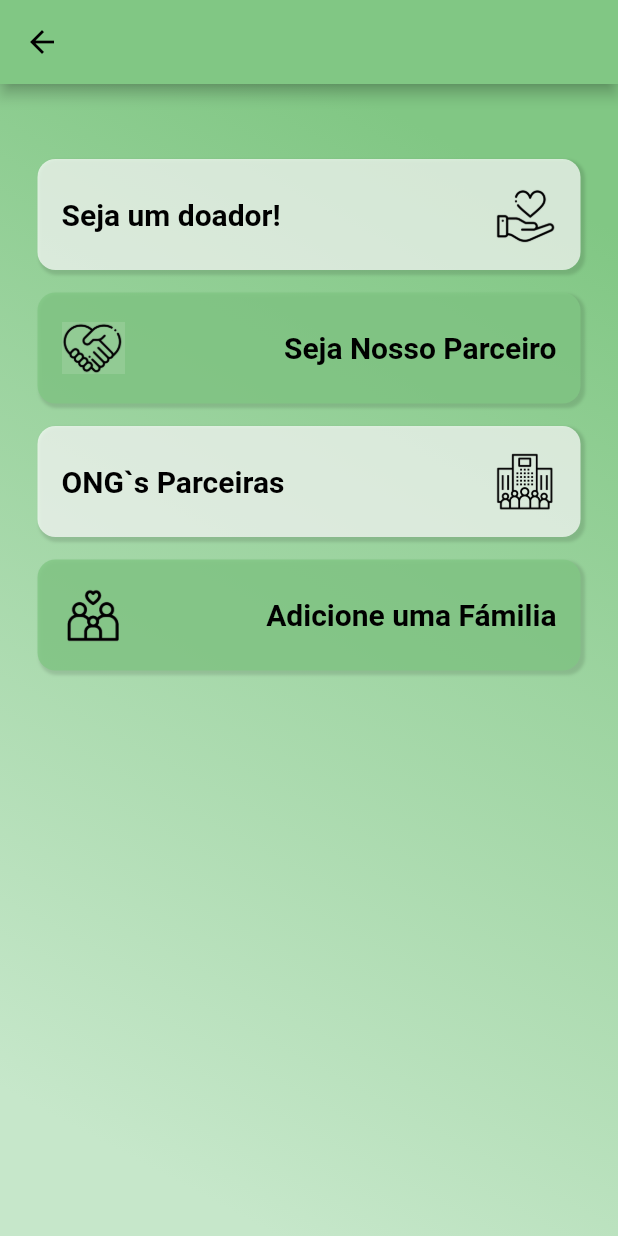
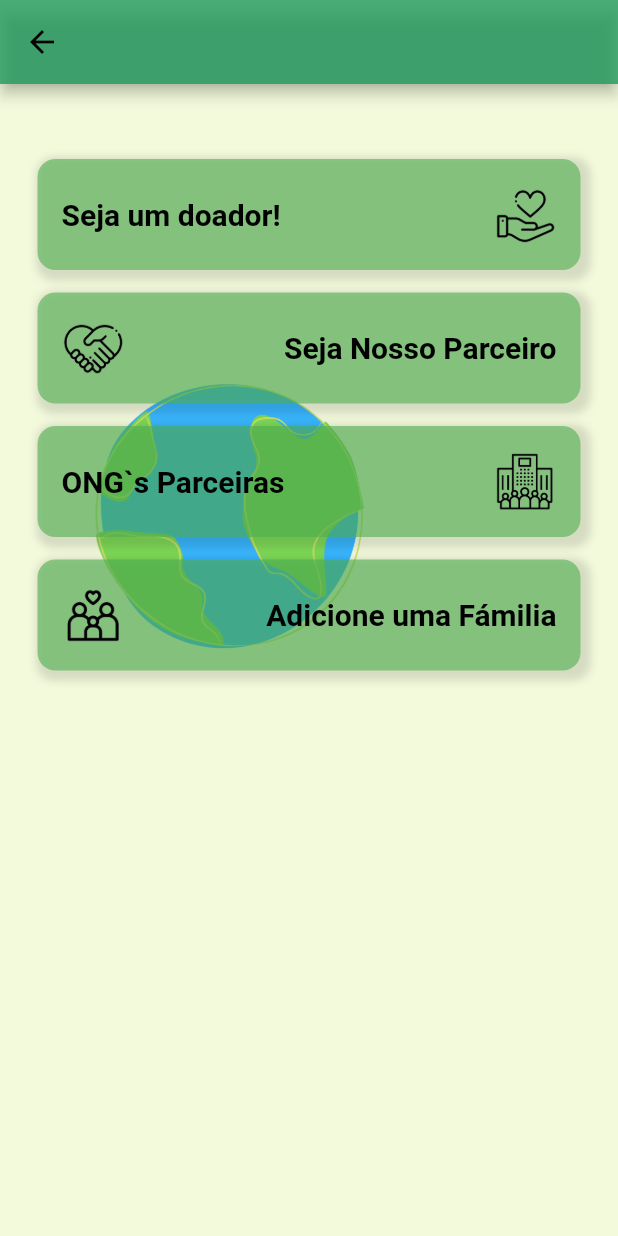
Before and after one commit to marsc98/GpELX, a Flutter app: the screen it shows after launch, after a tap on "Login", on a phone screen of 412 x 824 dp. Run offline on Flutter 3.47's test engine with Material 2 defaults, Android fonts, the phone set to English and light mode, and no system bars; our stand-ins replace line_icons, splashscreen; missing offline and left inert: dart:ffi; accounts and stored records are empty.

Commit message:
third commit

```diff
--- a/lib/Pages/family.page.dart
+++ b/lib/Pages/family.page.dart
@@ -5,7 +5,7 @@ class NewFamilyPage extends StatelessWidget {
   Widget build(BuildContext context) {
     return Scaffold(
       appBar: AppBar(
-        backgroundColor: Colors.green[300],
+        backgroundColor: Color(0xFF1F9A58).withOpacity(0.8),
         leading: IconButton(
           icon: Icon(Icons.arrow_back),
           color: Colors.black,
--- a/lib/Pages/inside-login.page.dart
+++ b/lib/Pages/inside-login.page.dart
@@ -14,7 +14,7 @@ class InsideLoginPage extends StatelessWidget {
   Widget build(BuildContext context) {
     return Scaffold(
       appBar: AppBar(
-        backgroundColor: Colors.green[300],
+        backgroundColor: Color(0xFF1F9A58).withOpacity(0.8),
         leading: IconButton(
           icon: Icon(Icons.arrow_back),
           color: Colors.black,
@@ -23,19 +23,19 @@ class InsideLoginPage extends StatelessWidget {
       ),
       body: Container(
         decoration: BoxDecoration(
-          gradient: LinearGradient(
-            begin: Alignment.topRight,
-            end: Alignment.bottomLeft,
-            stops: [0.1, 0.9],
+          /*gradient: LinearGradient(
+            begin: Alignment.bottomCenter,
+            end: Alignment.topCenter,
+            stops: [0.06, 0.9],
             colors: [
-              Colors.green[300],
+              Color(0xFF469F64),
               Color(0xFFC6E7CA),
             ],
-          ),
-          /*image: DecorationImage(
+          ),*/
+          image: DecorationImage(
             image: AssetImage("lib/imagens/7.png"),
             fit: BoxFit.cover,
-          ),*/
+          ),
           //color: Colors.white.withOpacity(0.8),
         ),
         child: ListView(
@@ -54,13 +54,22 @@ class InsideLoginPage extends StatelessWidget {
                 decoration: BoxDecoration(
                   boxShadow: [
                     BoxShadow(
-                      spreadRadius: 1.0,
-                      blurRadius: 1.0,
+                      spreadRadius: 4.0,
+                      blurRadius: 4.0,
                       color: Colors.black12,
-                      offset: Offset(2.0, 2.0),
+                      offset: Offset(3.0, 3.0),
                     ),
                   ],
-                  color: Colors.white70,
+                  /*gradient: LinearGradient(
+                    begin: Alignment.centerLeft,
+                    end: Alignment.bottomRight,
+                    stops: [0.15, 0.9],
+                    colors: [
+                      Colors.green[600],
+                      Color(0xFFC6E7CA),
+                    ],
+                  ),*/
+                  color: Colors.green.withOpacity(0.6),
                   borderRadius: BorderRadius.all(
                     Radius.circular(12),
                   ),
@@ -112,13 +121,22 @@ class InsideLoginPage extends StatelessWidget {
                 decoration: BoxDecoration(
                   boxShadow: [
                     BoxShadow(
-                      spreadRadius: 1.0,
-                      blurRadius: 1.0,
+                      spreadRadius: 4.0,
+                      blurRadius: 4.0,
                       color: Colors.black12,
-                      offset: Offset(2.0, 2.0),
+                      offset: Offset(3.0, 3.0),
                     ),
                   ],
-                  color: Colors.green[300].withOpacity(0.8),
+                  // gradient: LinearGradient(
+                  //   begin: Alignment.centerLeft,
+                  //   end: Alignment.bottomRight,
+                  //   stops: [0.15, 0.9],
+                  //   colors: [
+                  //     Colors.green[600],
+                  //     Color(0xFFC6E7CA),
+                  //   ],
+                  // ),
+                  color: Colors.green.withOpacity(0.6),
                   borderRadius: BorderRadius.all(
                     Radius.circular(12),
                   ),
@@ -170,13 +188,22 @@ class InsideLoginPage extends StatelessWidget {
                 decoration: BoxDecoration(
                   boxShadow: [
                     BoxShadow(
-                      spreadRadius: 1.0,
-                      blurRadius: 1.0,
+                      spreadRadius: 4.0,
+                      blurRadius: 4.0,
                       color: Colors.black12,
-                      offset: Offset(2.0, 2.0),
+                      offset: Offset(3.0, 3.0),
                     ),
                   ],
-                  color: Colors.white70,
+                  // gradient: LinearGradient(
+                  //   begin: Alignment.centerLeft,
+                  //   end: Alignment.bottomRight,
+                  //   stops: [0.15, 0.9],
+                  //   colors: [
+                  //     Colors.green[600],
+                  //     Color(0xFFC6E7CA),
+                  //   ],
+                  // ),
+                  color: Colors.green.withOpacity(0.6),
                   borderRadius: BorderRadius.all(
                     Radius.circular(12),
                   ),
@@ -227,13 +254,22 @@ class InsideLoginPage extends StatelessWidget {
                 decoration: BoxDecoration(
                   boxShadow: [
                     BoxShadow(
-                      spreadRadius: 1.0,
-                      blurRadius: 1.0,
+                      spreadRadius: 4.0,
+                      blurRadius: 4.0,
                       color: Colors.black12,
-                      offset: Offset(2.0, 2.0),
+                      offset: Offset(3.0, 3.0),
                     ),
                   ],
-                  color: Colors.green[300].withOpacity(0.8),
+                  // gradient: LinearGradient(
+                  //   begin: Alignment.centerLeft,
+                  //   end: Alignment.bottomRight,
+                  //   stops: [0.15, 0.9],
+                  //   colors: [
+                  //     Colors.green[600],
+                  //     Color(0xFFC6E7CA),
+                  //   ],
+                  // ),
+                  color: Colors.green.withOpacity(0.6),
                   borderRadius: BorderRadius.all(
                     Radius.circular(12),
                   ),
--- a/lib/Pages/reset-password.page.dart
+++ b/lib/Pages/reset-password.page.dart
@@ -7,7 +7,7 @@ class ResetPasswordPage extends StatelessWidget {
   Widget build(BuildContext context) {
     return Scaffold(
       appBar: AppBar(
-        backgroundColor: Colors.green[300],
+        backgroundColor: Color(0xFF1F9A58).withOpacity(0.8),
         leading: IconButton(
           icon: Icon(Icons.arrow_back),
           color: Colors.black,
--- a/lib/Pages/signup.page.dart
+++ b/lib/Pages/signup.page.dart
@@ -7,7 +7,7 @@ class SignupPage extends StatelessWidget {
   Widget build(BuildContext context) {
     return Scaffold(
       appBar: AppBar(
-        backgroundColor: Colors.green[300],
+        backgroundColor: Color(0xFF1F9A58).withOpacity(0.8),
         leading: IconButton(
           icon: Icon(Icons.arrow_back),
           color: Colors.black,
@@ -124,7 +124,7 @@ class SignupPage extends StatelessWidget {
               height: 55,
               alignment: Alignment.centerLeft,
               decoration: BoxDecoration(
-                color: Color(0xFF83D95B).withOpacity(0.8),
+                color: Color(0xFF1F9A58).withOpacity(0.5),
                 borderRadius: BorderRadius.all(
                   Radius.circular(9),
                 ),
@@ -151,7 +151,7 @@ class SignupPage extends StatelessWidget {
               height: 55,
               alignment: Alignment.centerLeft,
               decoration: BoxDecoration(
-                color: Colors.red.withOpacity(0.7),
+                color: Colors.red[400].withOpacity(0.7),
                 borderRadius: BorderRadius.all(
                   Radius.circular(9),
                 ),
```
Also changed, not shown: lib/Pages/be-partner.page.dart (+6 -4 lines), lib/Pages/ongs.page.dart (+35 -1 lines), lib/Pages/seja-doador.page.dart (+5 -5 lines), lib/imagens/s22.png, 1 other file.
